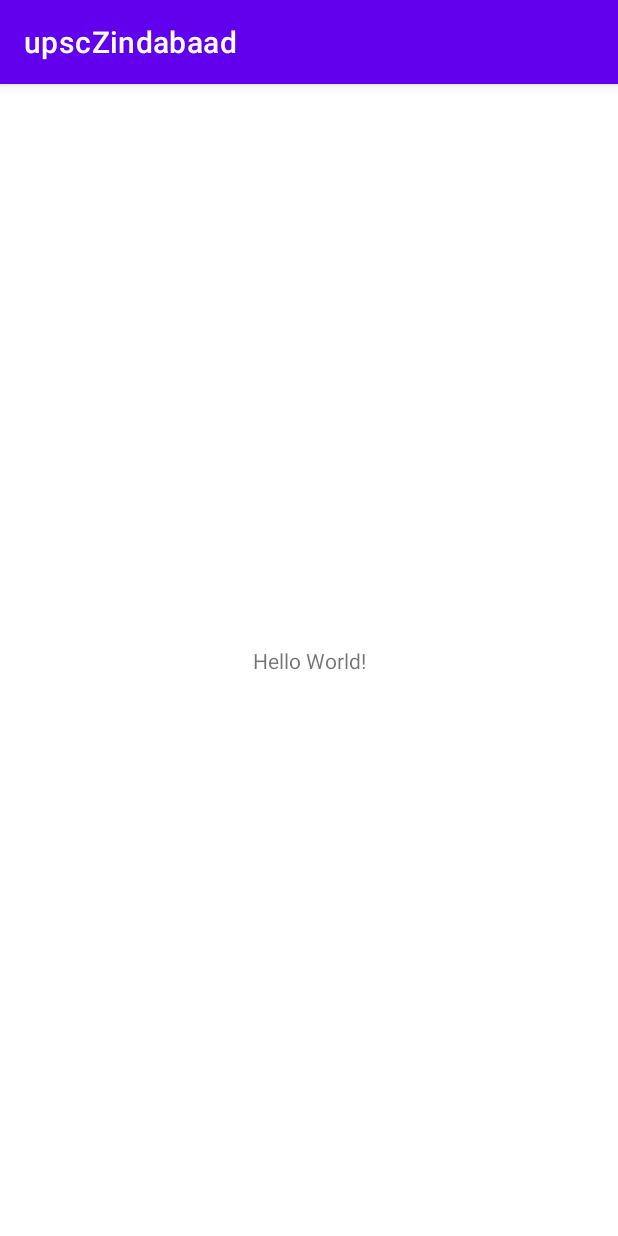
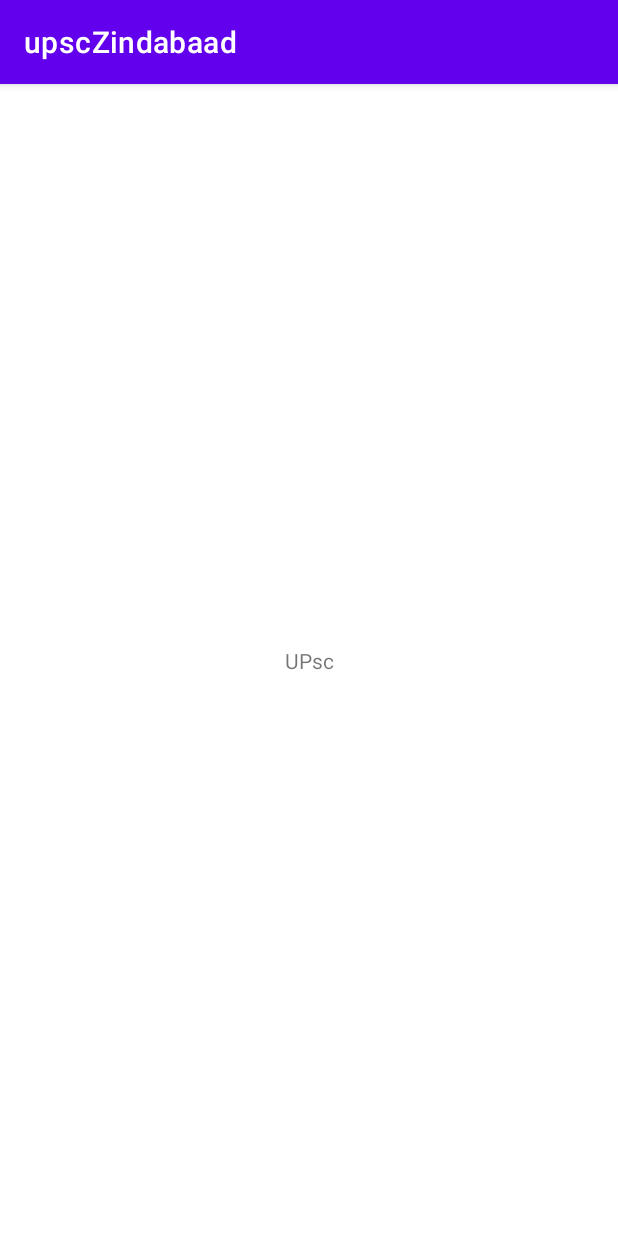
Before and after one commit to sauravkumar-2002/combo-x, an Android app: the screen it shows after launch (MainActivity), on a phone screen of 412 x 824 dp. Run offline under Robolectric (Android 15) with nearby library versions, the phone set to English and light mode, and no system bars.

Commit message:
textview added(sg1)

```diff
--- a/app/src/main/java/com/example/upsczindabaad/MainActivity.java
+++ b/app/src/main/java/com/example/upsczindabaad/MainActivity.java
@@ -3,8 +3,11 @@ package com.example.upsczindabaad;
 import androidx.appcompat.app.AppCompatActivity;
 
 import android.os.Bundle;
+import android.widget.TextView;
 
 public class MainActivity extends AppCompatActivity {
+
+    TextView textView;
 
     @Override
     protected void onCreate(Bundle savedInstanceState) {
--- a/app/src/main/res/layout/activity_main.xml
+++ b/app/src/main/res/layout/activity_main.xml
@@ -9,7 +9,7 @@
     <TextView
         android:layout_width="wrap_content"
         android:layout_height="wrap_content"
-        android:text="Hello World!"
+        android:text="UPsc"
         app:layout_constraintBottom_toBottomOf="parent"
         app:layout_constraintLeft_toLeftOf="parent"
         app:layout_constraintRight_toRightOf="parent"
```
